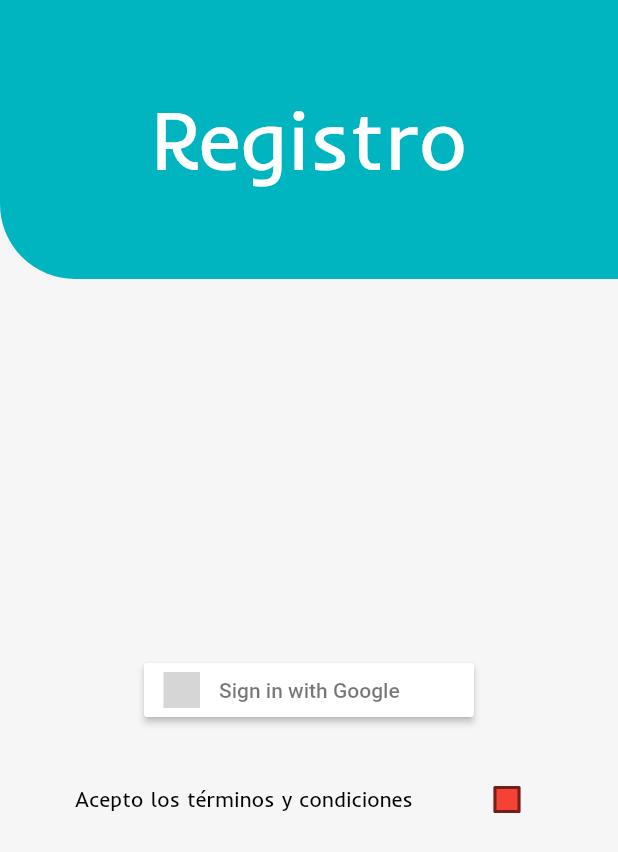
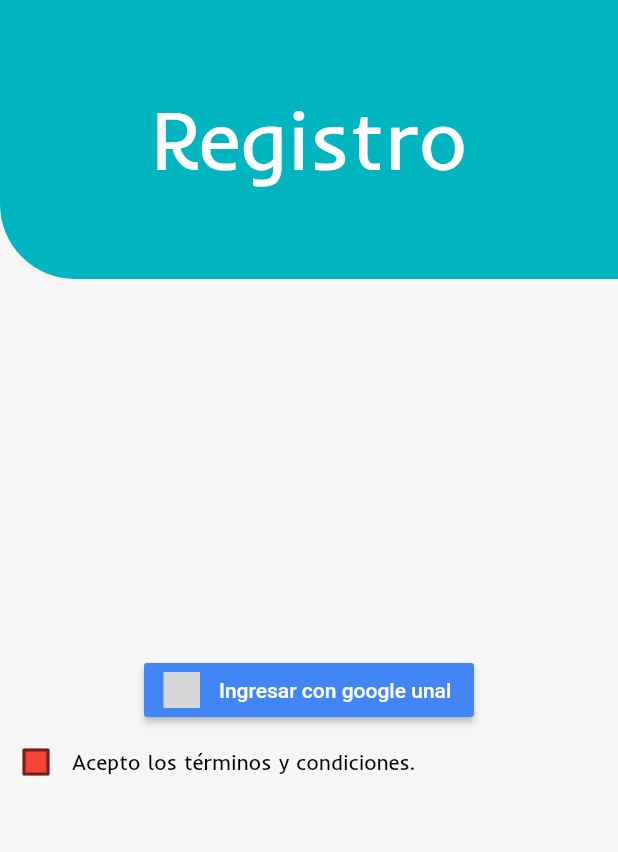
Before and after one commit to alienigena264/chazaUNApp, a Flutter app: the screen it shows after launch, on a phone screen of 412 x 824 dp. Shown: the top 852 px of the screen. Run offline on Flutter 3.47's test engine with Material 2 defaults, Android fonts, the phone set to English and light mode, and no system bars; our stand-ins replace flutter_signin_button; grey boxes are pictures that could not be loaded.

Commit message:
-correccion

```diff
--- a/lib/view/registro_trabajador.dart
+++ b/lib/view/registro_trabajador.dart
@@ -5,20 +5,29 @@ import 'package:flutter_signin_button/flutter_signin_button.dart';
 const String _title = 'Registro';
 bool isChecked = false; //Aceptar terminos y condiciones
 
-class RegistroTrabajadorView extends StatelessWidget {
+class RegistroTrabajadorView extends StatefulWidget {
   const RegistroTrabajadorView({super.key});
 
   @override
+  State<RegistroTrabajadorView> createState() => _RegistroTrabajadorState();
+}
+
+class _RegistroTrabajadorState extends State<RegistroTrabajadorView> {
+  @override
   Widget build(BuildContext context) {
-    return MaterialApp(
-      title: _title,
-      home: Scaffold(
-        body: Container(
-            color: const Color(0xffF6F6F6),
-            child: Column(
-              children: const [Title(), SizedBox(height: 250,), LoginButton(), AgreeCheck()],
-            )),
-      ),
+    return Scaffold(
+      body: Container(
+          color: const Color(0xffF6F6F6),
+          child: Column(
+            children: const [
+              Title(),
+              SizedBox(
+                height: 250,
+              ),
+              LoginButton(),
+              AgreeCheck()
+            ],
+          )),
     );
   }
 }
@@ -67,7 +76,8 @@ class _LoginButton extends State<LoginButton> {
   @override
   Widget build(BuildContext context) {
     return SignInButton(
-      Buttons.Google,
+      Buttons.GoogleDark,
+      text: 'Ingresar con google unal',
       onPressed: () {},
     );
   }
@@ -96,18 +106,13 @@ class _Checkbox extends State<AgreeCheck> {
     }
 
     return Padding(
-        padding: const EdgeInsets.symmetric(vertical: 25.0, horizontal: 50.0),
+        padding: const EdgeInsets.symmetric(
+          vertical: 0.0,
+        ),
         child: Row(
+          mainAxisAlignment: MainAxisAlignment.center,
+          crossAxisAlignment: CrossAxisAlignment.center,
           children: <Widget>[
-            const Expanded(
-                child: Text(
-              'Acepto los términos y condiciones', // el texto que quieres mostrar
-              style: TextStyle(
-                  color: Colors.black, // Establece el color del texto
-                  fontSize: 14.0, // Establece el tamaño del texto
-                  fontFamily: "Inder",
-                  fontWeight: FontWeight.normal),
-            )),
             Checkbox(
                 checkColor: Colors.white,
                 fillColor: MaterialStateProperty.resolveWith(getColor),
@@ -116,7 +121,16 @@ class _Checkbox extends State<AgreeCheck> {
                   setState(() {
                     isChecked = value!;
                   });
-                })
+                }),
+            const Expanded(
+                child: Text(
+              'Acepto los términos y condiciones.', // el texto que quieres mostrar
+              style: TextStyle(
+                  color: Colors.black, // Establece el color del texto
+                  fontSize: 14.0, // Establece el tamaño del texto
+                  fontFamily: "Inder",
+                  fontWeight: FontWeight.normal),
+            )),
           ],
         ));
   }
```
